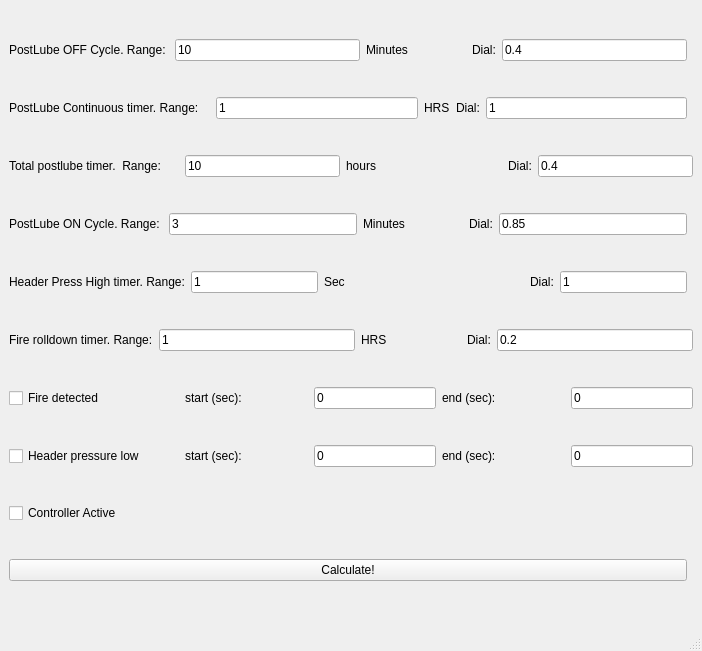
The window that mainwindow.ui (tvb2/Backup_1) describes before a commit, drawn with Qt 5.
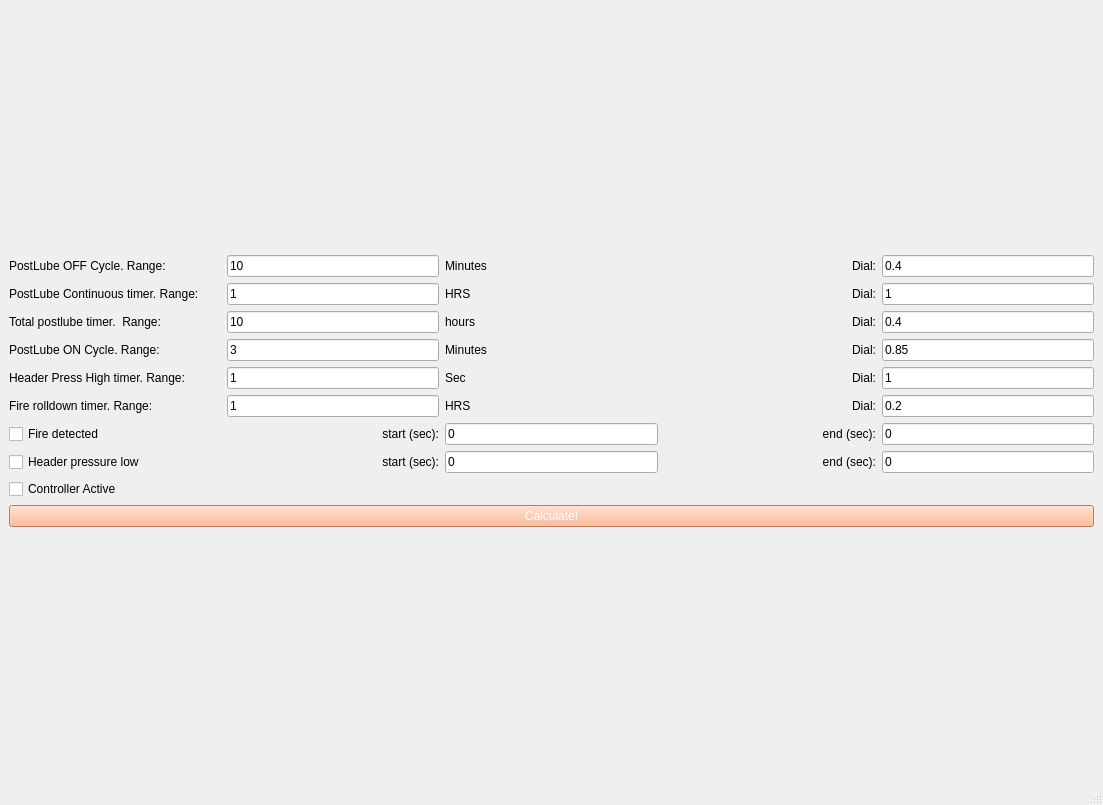
The same window after the commit.

Commit message: ui change items location and button colors

Patch:
```diff
--- a/mainwindow.ui
+++ b/mainwindow.ui
@@ -6,8 +6,8 @@
    <rect>
     <x>0</x>
     <y>0</y>
-    <width>702</width>
-    <height>651</height>
+    <width>1103</width>
+    <height>805</height>
    </rect>
   </property>
   <property name="sizePolicy">
@@ -20,10 +20,31 @@
    <string>Backup system simulation</string>
   </property>
   <widget class="QWidget" name="centralwidget">
+   <layout class="QGridLayout" name="gridLayout_3">
+    <item row="0" column="0">
+     <layout class="QVBoxLayout" name="verticalLayout">
+      <item>
    <layout class="QGridLayout" name="gridLayout">
-    <item row="2" column="0" colspan="2">
-     <layout class="QHBoxLayout" name="horizontalLayout">
-      <item>
+        <item row="0" column="2">
+         <widget class="QLabel" name="label_12">
+          <property name="sizePolicy">
+           <sizepolicy hsizetype="Expanding" vsizetype="Fixed">
+            <horstretch>0</horstretch>
+            <verstretch>0</verstretch>
+           </sizepolicy>
+          </property>
+          <property name="minimumSize">
+           <size>
+            <width>0</width>
+            <height>0</height>
+           </size>
+          </property>
+          <property name="text">
+           <string>Minutes</string>
+          </property>
+         </widget>
+        </item>
+        <item row="2" column="0">
        <widget class="QLabel" name="lblTotalPostlubeTime">
         <property name="sizePolicy">
          <sizepolicy hsizetype="Expanding" vsizetype="Fixed">
@@ -42,84 +63,10 @@
         </property>
        </widget>
       </item>
-      <item>
-       <widget class="QLineEdit" name="totalPostlubeRangeHRS">
-        <property name="sizePolicy">
-         <sizepolicy hsizetype="Expanding" vsizetype="Fixed">
-          <horstretch>0</horstretch>
-          <verstretch>0</verstretch>
-         </sizepolicy>
-        </property>
-        <property name="minimumSize">
-         <size>
-          <width>50</width>
-          <height>0</height>
-         </size>
-        </property>
-        <property name="text">
-         <string>10</string>
-        </property>
-       </widget>
-      </item>
-      <item>
-       <widget class="QLabel" name="lblHoursAnd">
-        <property name="sizePolicy">
-         <sizepolicy hsizetype="Expanding" vsizetype="Fixed">
-          <horstretch>0</horstretch>
-          <verstretch>0</verstretch>
-         </sizepolicy>
-        </property>
-        <property name="minimumSize">
-         <size>
-          <width>100</width>
-          <height>0</height>
-         </size>
-        </property>
-        <property name="text">
-         <string>hours</string>
-        </property>
-       </widget>
-      </item>
-      <item>
-       <widget class="QLabel" name="label_5">
-        <property name="sizePolicy">
-         <sizepolicy hsizetype="Preferred" vsizetype="Fixed">
-          <horstretch>0</horstretch>
-          <verstretch>0</verstretch>
-         </sizepolicy>
-        </property>
-        <property name="text">
-         <string>Dial:</string>
-        </property>
-       </widget>
-      </item>
-      <item>
-       <widget class="QLineEdit" name="totalPostlubeDial">
-        <property name="sizePolicy">
-         <sizepolicy hsizetype="Expanding" vsizetype="Fixed">
-          <horstretch>0</horstretch>
-          <verstretch>0</verstretch>
-         </sizepolicy>
-        </property>
-        <property name="minimumSize">
-         <size>
-          <width>40</width>
-          <height>0</height>
-         </size>
-        </property>
-        <property name="text">
-         <string>0.4</string>
-        </property>
-       </widget>
-      </item>
-     </layout>
-    </item>
     <item row="0" column="0">
-     <layout class="QHBoxLayout" name="horizontalLayout_7">
-      <item>
        <widget class="QLabel" name="label_3">
         <property name="sizePolicy">
-         <sizepolicy hsizetype="Preferred" vsizetype="Fixed">
+           <sizepolicy hsizetype="Expanding" vsizetype="Fixed">
           <horstretch>0</horstretch>
           <verstretch>0</verstretch>
          </sizepolicy>
@@ -129,24 +76,17 @@
         </property>
        </widget>
       </item>
-      <item>
-       <widget class="QLineEdit" name="postLubeOffRangeMin">
-        <property name="text">
-         <string>10</string>
-        </property>
-       </widget>
-      </item>
-      <item>
-       <widget class="QLabel" name="label_12">
+        <item row="3" column="2">
+         <widget class="QLabel" name="label_10">
         <property name="sizePolicy">
-         <sizepolicy hsizetype="Preferred" vsizetype="Fixed">
+           <sizepolicy hsizetype="Expanding" vsizetype="Fixed">
           <horstretch>0</horstretch>
           <verstretch>0</verstretch>
          </sizepolicy>
         </property>
         <property name="minimumSize">
          <size>
-          <width>100</width>
+            <width>0</width>
           <height>0</height>
          </size>
         </property>
@@ -155,223 +95,46 @@
         </property>
        </widget>
       </item>
-      <item>
-       <widget class="QLabel" name="label_13">
+        <item row="2" column="2">
+         <widget class="QLabel" name="lblHoursAnd">
         <property name="sizePolicy">
-         <sizepolicy hsizetype="Preferred" vsizetype="Fixed">
+           <sizepolicy hsizetype="Expanding" vsizetype="Fixed">
           <horstretch>0</horstretch>
           <verstretch>0</verstretch>
          </sizepolicy>
         </property>
+          <property name="minimumSize">
+           <size>
+            <width>0</width>
+            <height>0</height>
+           </size>
+          </property>
         <property name="text">
-         <string>Dial:</string>
+           <string>hours</string>
         </property>
        </widget>
       </item>
-      <item>
+        <item row="0" column="4">
        <widget class="QLineEdit" name="postLubeOffDial">
+          <property name="minimumSize">
+           <size>
+            <width>50</width>
+            <height>0</height>
+           </size>
+          </property>
         <property name="text">
          <string>0.4</string>
         </property>
        </widget>
       </item>
-     </layout>
-    </item>
-    <item row="11" column="0">
-     <widget class="QCheckBox" name="ckBxControllerActive">
+        <item row="2" column="1">
+         <widget class="QLineEdit" name="totalPostlubeRangeHRS">
       <property name="sizePolicy">
        <sizepolicy hsizetype="Expanding" vsizetype="Fixed">
         <horstretch>0</horstretch>
         <verstretch>0</verstretch>
        </sizepolicy>
       </property>
-      <property name="minimumSize">
-       <size>
-        <width>150</width>
-        <height>0</height>
-       </size>
-      </property>
-      <property name="text">
-       <string>Controller Active</string>
-      </property>
-     </widget>
-    </item>
-    <item row="9" column="0" colspan="2">
-     <layout class="QHBoxLayout" name="horizontalLayout_2">
-      <item>
-       <widget class="QCheckBox" name="ckBxFireDetected">
-        <property name="sizePolicy">
-         <sizepolicy hsizetype="Expanding" vsizetype="Fixed">
-          <horstretch>0</horstretch>
-          <verstretch>0</verstretch>
-         </sizepolicy>
-        </property>
-        <property name="minimumSize">
-         <size>
-          <width>170</width>
-          <height>0</height>
-         </size>
-        </property>
-        <property name="text">
-         <string>Fire detected</string>
-        </property>
-       </widget>
-      </item>
-      <item>
-       <widget class="QLabel" name="lblStartSec">
-        <property name="sizePolicy">
-         <sizepolicy hsizetype="Expanding" vsizetype="Fixed">
-          <horstretch>0</horstretch>
-          <verstretch>0</verstretch>
-         </sizepolicy>
-        </property>
-        <property name="minimumSize">
-         <size>
-          <width>100</width>
-          <height>0</height>
-         </size>
-        </property>
-        <property name="text">
-         <string>start (sec):</string>
-        </property>
-       </widget>
-      </item>
-      <item>
-       <widget class="QLineEdit" name="time1Fire">
-        <property name="sizePolicy">
-         <sizepolicy hsizetype="Expanding" vsizetype="Fixed">
-          <horstretch>0</horstretch>
-          <verstretch>0</verstretch>
-         </sizepolicy>
-        </property>
-        <property name="minimumSize">
-         <size>
-          <width>40</width>
-          <height>0</height>
-         </size>
-        </property>
-        <property name="text">
-         <string>0</string>
-        </property>
-        <property name="alignment">
-         <set>Qt::AlignLeading|Qt::AlignLeft|Qt::AlignVCenter</set>
-        </property>
-       </widget>
-      </item>
-      <item>
-       <widget class="QLabel" name="lblEndSec">
-        <property name="sizePolicy">
-         <sizepolicy hsizetype="Expanding" vsizetype="Fixed">
-          <horstretch>0</horstretch>
-          <verstretch>0</verstretch>
-         </sizepolicy>
-        </property>
-        <property name="minimumSize">
-         <size>
-          <width>100</width>
-          <height>0</height>
-         </size>
-        </property>
-        <property name="text">
-         <string>end (sec):</string>
-        </property>
-       </widget>
-      </item>
-      <item>
-       <widget class="QLineEdit" name="time2Fire">
-        <property name="sizePolicy">
-         <sizepolicy hsizetype="Expanding" vsizetype="Fixed">
-          <horstretch>0</horstretch>
-          <verstretch>0</verstretch>
-         </sizepolicy>
-        </property>
-        <property name="minimumSize">
-         <size>
-          <width>40</width>
-          <height>0</height>
-         </size>
-        </property>
-        <property name="text">
-         <string>0</string>
-        </property>
-       </widget>
-      </item>
-     </layout>
-    </item>
-    <item row="1" column="0">
-     <layout class="QHBoxLayout" name="horizontalLayout_6">
-      <item>
-       <widget class="QLabel" name="label_4">
-        <property name="sizePolicy">
-         <sizepolicy hsizetype="Expanding" vsizetype="Fixed">
-          <horstretch>0</horstretch>
-          <verstretch>0</verstretch>
-         </sizepolicy>
-        </property>
-        <property name="text">
-         <string>PostLube Continuous timer. Range: </string>
-        </property>
-       </widget>
-      </item>
-      <item>
-       <widget class="QLineEdit" name="postLubeContRangeHRS">
-        <property name="text">
-         <string>1</string>
-        </property>
-       </widget>
-      </item>
-      <item>
-       <widget class="QLabel" name="label_8">
-        <property name="sizePolicy">
-         <sizepolicy hsizetype="Preferred" vsizetype="Fixed">
-          <horstretch>0</horstretch>
-          <verstretch>0</verstretch>
-         </sizepolicy>
-        </property>
-        <property name="text">
-         <string>HRS</string>
-        </property>
-       </widget>
-      </item>
-      <item>
-       <widget class="QLabel" name="label_9">
-        <property name="sizePolicy">
-         <sizepolicy hsizetype="Preferred" vsizetype="Fixed">
-          <horstretch>0</horstretch>
-          <verstretch>0</verstretch>
-         </sizepolicy>
-        </property>
-        <property name="text">
-         <string>Dial:</string>
-        </property>
-       </widget>
-      </item>
-      <item>
-       <widget class="QLineEdit" name="postLubeContDial">
-        <property name="text">
-         <string>1</string>
-        </property>
-       </widget>
-      </item>
-     </layout>
-    </item>
-    <item row="5" column="0" colspan="2">
-     <layout class="QHBoxLayout" name="horizontalLayout_4">
-      <item>
-       <widget class="QLabel" name="label">
-        <property name="sizePolicy">
-         <sizepolicy hsizetype="Preferred" vsizetype="Fixed">
-          <horstretch>0</horstretch>
-          <verstretch>0</verstretch>
-         </sizepolicy>
-        </property>
-        <property name="text">
-         <string>Fire rolldown timer. Range:</string>
-        </property>
-       </widget>
-      </item>
-      <item>
-       <widget class="QLineEdit" name="rollDownTimeRangeHRS">
         <property name="minimumSize">
          <size>
           <width>50</width>
@@ -379,61 +142,11 @@
          </size>
         </property>
         <property name="text">
-         <string>1</string>
-        </property>
-       </widget>
-      </item>
-      <item>
-       <widget class="QLabel" name="label_7">
-        <property name="sizePolicy">
-         <sizepolicy hsizetype="Preferred" vsizetype="Fixed">
-          <horstretch>0</horstretch>
-          <verstretch>0</verstretch>
-         </sizepolicy>
-        </property>
-        <property name="minimumSize">
-         <size>
-          <width>100</width>
-          <height>0</height>
-         </size>
-        </property>
-        <property name="text">
-         <string>HRS</string>
-        </property>
-       </widget>
-      </item>
-      <item>
-       <widget class="QLabel" name="label_6">
-        <property name="sizePolicy">
-         <sizepolicy hsizetype="Preferred" vsizetype="Fixed">
-          <horstretch>0</horstretch>
-          <verstretch>0</verstretch>
-         </sizepolicy>
-        </property>
-        <property name="text">
-         <string>Dial:</string>
-        </property>
-       </widget>
-      </item>
-      <item>
-       <widget class="QLineEdit" name="rollDownTimeDial">
-        <property name="text">
-         <string>0.2</string>
-        </property>
-       </widget>
-      </item>
-     </layout>
-    </item>
-    <item row="12" column="0">
-     <widget class="QPushButton" name="btnCalculate">
-      <property name="text">
-       <string>Calculate!</string>
+           <string>10</string>
       </property>
      </widget>
     </item>
     <item row="3" column="0">
-     <layout class="QHBoxLayout" name="horizontalLayout_5">
-      <item>
        <widget class="QLabel" name="label_2">
         <property name="sizePolicy">
          <sizepolicy hsizetype="Preferred" vsizetype="Fixed">
@@ -446,51 +159,346 @@
         </property>
        </widget>
       </item>
-      <item>
+        <item row="4" column="0">
+         <widget class="QLabel" name="label_14">
+          <property name="sizePolicy">
+           <sizepolicy hsizetype="Preferred" vsizetype="Fixed">
+            <horstretch>0</horstretch>
+            <verstretch>0</verstretch>
+           </sizepolicy>
+          </property>
+          <property name="text">
+           <string>Header Press High timer. Range:</string>
+          </property>
+         </widget>
+        </item>
+        <item row="3" column="1">
        <widget class="QLineEdit" name="postLubeONRangeMinutes">
         <property name="text">
          <string>3</string>
         </property>
        </widget>
       </item>
-      <item>
-       <widget class="QLabel" name="label_10">
+        <item row="0" column="1">
+         <widget class="QLineEdit" name="postLubeOffRangeMin">
+          <property name="text">
+           <string>10</string>
+          </property>
+         </widget>
+        </item>
+        <item row="4" column="2">
+         <widget class="QLabel" name="label_15">
+          <property name="sizePolicy">
+           <sizepolicy hsizetype="Expanding" vsizetype="Fixed">
+            <horstretch>0</horstretch>
+            <verstretch>0</verstretch>
+           </sizepolicy>
+          </property>
+          <property name="minimumSize">
+           <size>
+            <width>0</width>
+            <height>0</height>
+           </size>
+          </property>
+          <property name="text">
+           <string>Sec</string>
+          </property>
+         </widget>
+        </item>
+        <item row="5" column="1">
+         <widget class="QLineEdit" name="rollDownTimeRangeHRS">
+          <property name="minimumSize">
+           <size>
+            <width>50</width>
+            <height>0</height>
+           </size>
+          </property>
+          <property name="text">
+           <string>1</string>
+          </property>
+         </widget>
+        </item>
+        <item row="5" column="0">
+         <widget class="QLabel" name="label">
         <property name="sizePolicy">
          <sizepolicy hsizetype="Preferred" vsizetype="Fixed">
           <horstretch>0</horstretch>
           <verstretch>0</verstretch>
          </sizepolicy>
         </property>
+          <property name="text">
+           <string>Fire rolldown timer. Range:</string>
+          </property>
+         </widget>
+        </item>
+        <item row="1" column="2">
+         <widget class="QLabel" name="label_8">
+          <property name="sizePolicy">
+           <sizepolicy hsizetype="Expanding" vsizetype="Fixed">
+            <horstretch>0</horstretch>
+            <verstretch>0</verstretch>
+           </sizepolicy>
+          </property>
         <property name="minimumSize">
          <size>
-          <width>100</width>
+            <width>0</width>
           <height>0</height>
          </size>
         </property>
         <property name="text">
-         <string>Minutes</string>
+           <string>HRS</string>
         </property>
        </widget>
       </item>
-      <item>
+        <item row="3" column="3">
        <widget class="QLabel" name="label_11">
+          <property name="sizePolicy">
+           <sizepolicy hsizetype="Expanding" vsizetype="Preferred">
+            <horstretch>0</horstretch>
+            <verstretch>0</verstretch>
+           </sizepolicy>
+          </property>
+          <property name="layoutDirection">
+           <enum>Qt::LeftToRight</enum>
+          </property>
         <property name="text">
          <string>Dial:</string>
         </property>
-       </widget>
-      </item>
-      <item>
+          <property name="alignment">
+           <set>Qt::AlignRight|Qt::AlignTrailing|Qt::AlignVCenter</set>
+          </property>
+         </widget>
+        </item>
+        <item row="5" column="3">
+         <widget class="QLabel" name="label_6">
+          <property name="sizePolicy">
+           <sizepolicy hsizetype="Expanding" vsizetype="Fixed">
+            <horstretch>0</horstretch>
+            <verstretch>0</verstretch>
+           </sizepolicy>
+          </property>
+          <property name="layoutDirection">
+           <enum>Qt::LeftToRight</enum>
+          </property>
+          <property name="text">
+           <string>Dial:</string>
+          </property>
+          <property name="alignment">
+           <set>Qt::AlignRight|Qt::AlignTrailing|Qt::AlignVCenter</set>
+          </property>
+         </widget>
+        </item>
+        <item row="2" column="4">
+         <widget class="QLineEdit" name="totalPostlubeDial">
+          <property name="sizePolicy">
+           <sizepolicy hsizetype="Expanding" vsizetype="Fixed">
+            <horstretch>0</horstretch>
+            <verstretch>0</verstretch>
+           </sizepolicy>
+          </property>
+          <property name="minimumSize">
+           <size>
+            <width>50</width>
+            <height>0</height>
+           </size>
+          </property>
+          <property name="text">
+           <string>0.4</string>
+          </property>
+         </widget>
+        </item>
+        <item row="5" column="4">
+         <widget class="QLineEdit" name="rollDownTimeDial">
+          <property name="minimumSize">
+           <size>
+            <width>50</width>
+            <height>0</height>
+           </size>
+          </property>
+          <property name="text">
+           <string>0.2</string>
+          </property>
+         </widget>
+        </item>
+        <item row="4" column="3">
+         <widget class="QLabel" name="label_16">
+          <property name="sizePolicy">
+           <sizepolicy hsizetype="Expanding" vsizetype="Fixed">
+            <horstretch>0</horstretch>
+            <verstretch>0</verstretch>
+           </sizepolicy>
+          </property>
+          <property name="layoutDirection">
+           <enum>Qt::LeftToRight</enum>
+          </property>
+          <property name="text">
+           <string>Dial:</string>
+          </property>
+          <property name="alignment">
+           <set>Qt::AlignRight|Qt::AlignTrailing|Qt::AlignVCenter</set>
+          </property>
+         </widget>
+        </item>
+        <item row="3" column="4">
        <widget class="QLineEdit" name="postLubeOnDial">
+          <property name="minimumSize">
+           <size>
+            <width>50</width>
+            <height>0</height>
+           </size>
+          </property>
         <property name="text">
          <string>0.85</string>
         </property>
        </widget>
       </item>
-     </layout>
-    </item>
-    <item row="10" column="0" colspan="2">
-     <layout class="QHBoxLayout" name="horizontalLayout_3">
+        <item row="4" column="1">
+         <widget class="QLineEdit" name="headerHighRangeSec">
+          <property name="text">
+           <string>1</string>
+          </property>
+         </widget>
+        </item>
+        <item row="1" column="4">
+         <widget class="QLineEdit" name="postLubeContDial">
+          <property name="minimumSize">
+           <size>
+            <width>50</width>
+            <height>0</height>
+           </size>
+          </property>
+          <property name="text">
+           <string>1</string>
+          </property>
+         </widget>
+        </item>
+        <item row="1" column="0">
+         <widget class="QLabel" name="label_4">
+          <property name="sizePolicy">
+           <sizepolicy hsizetype="Expanding" vsizetype="Fixed">
+            <horstretch>0</horstretch>
+            <verstretch>0</verstretch>
+           </sizepolicy>
+          </property>
+          <property name="text">
+           <string>PostLube Continuous timer. Range: </string>
+          </property>
+         </widget>
+        </item>
+        <item row="1" column="1">
+         <widget class="QLineEdit" name="postLubeContRangeHRS">
+          <property name="text">
+           <string>1</string>
+          </property>
+         </widget>
+        </item>
+        <item row="4" column="4">
+         <widget class="QLineEdit" name="headerHighDial">
+          <property name="minimumSize">
+           <size>
+            <width>50</width>
+            <height>0</height>
+           </size>
+          </property>
+          <property name="text">
+           <string>1</string>
+          </property>
+         </widget>
+        </item>
+        <item row="1" column="3">
+         <widget class="QLabel" name="label_9">
+          <property name="sizePolicy">
+           <sizepolicy hsizetype="Expanding" vsizetype="Fixed">
+            <horstretch>0</horstretch>
+            <verstretch>0</verstretch>
+           </sizepolicy>
+          </property>
+          <property name="layoutDirection">
+           <enum>Qt::LeftToRight</enum>
+          </property>
+          <property name="text">
+           <string>Dial:</string>
+          </property>
+          <property name="alignment">
+           <set>Qt::AlignRight|Qt::AlignTrailing|Qt::AlignVCenter</set>
+          </property>
+         </widget>
+        </item>
+        <item row="0" column="3">
+         <widget class="QLabel" name="label_13">
+          <property name="sizePolicy">
+           <sizepolicy hsizetype="Expanding" vsizetype="Fixed">
+            <horstretch>0</horstretch>
+            <verstretch>0</verstretch>
+           </sizepolicy>
+          </property>
+          <property name="layoutDirection">
+           <enum>Qt::LeftToRight</enum>
+          </property>
+          <property name="text">
+           <string>Dial:</string>
+          </property>
+          <property name="alignment">
+           <set>Qt::AlignRight|Qt::AlignTrailing|Qt::AlignVCenter</set>
+          </property>
+         </widget>
+        </item>
+        <item row="5" column="2">
+         <widget class="QLabel" name="label_7">
+          <property name="sizePolicy">
+           <sizepolicy hsizetype="Expanding" vsizetype="Fixed">
+            <horstretch>0</horstretch>
+            <verstretch>0</verstretch>
+           </sizepolicy>
+          </property>
+          <property name="minimumSize">
+           <size>
+            <width>0</width>
+            <height>0</height>
+           </size>
+          </property>
+          <property name="text">
+           <string>HRS</string>
+          </property>
+         </widget>
+        </item>
+        <item row="2" column="3">
+         <widget class="QLabel" name="label_5">
+          <property name="sizePolicy">
+           <sizepolicy hsizetype="Expanding" vsizetype="Fixed">
+            <horstretch>0</horstretch>
+            <verstretch>0</verstretch>
+           </sizepolicy>
+          </property>
+          <property name="layoutDirection">
+           <enum>Qt::LeftToRight</enum>
+          </property>
+          <property name="text">
+           <string>Dial:</string>
+          </property>
+          <property name="alignment">
+           <set>Qt::AlignRight|Qt::AlignTrailing|Qt::AlignVCenter</set>
+          </property>
+         </widget>
+        </item>
+       </layout>
+      </item>
       <item>
+       <layout class="QGridLayout" name="gridLayout_2">
+        <item row="1" column="2">
+         <widget class="QLineEdit" name="time1Header">
+          <property name="sizePolicy">
+           <sizepolicy hsizetype="Expanding" vsizetype="Fixed">
+            <horstretch>0</horstretch>
+            <verstretch>0</verstretch>
+           </sizepolicy>
+          </property>
+          <property name="text">
+           <string>0</string>
+          </property>
+         </widget>
+        </item>
+        <item row="1" column="0">
        <widget class="QCheckBox" name="ckBxHeaderLo">
         <property name="sizePolicy">
          <sizepolicy hsizetype="Expanding" vsizetype="Fixed">
@@ -509,58 +517,7 @@
         </property>
        </widget>
       </item>
-      <item>
-       <widget class="QLabel" name="lblStartSec_2">
-        <property name="sizePolicy">
-         <sizepolicy hsizetype="Expanding" vsizetype="Fixed">
-          <horstretch>0</horstretch>
-          <verstretch>0</verstretch>
-         </sizepolicy>
-        </property>
-        <property name="minimumSize">
-         <size>
-          <width>100</width>
-          <height>0</height>
-         </size>
-        </property>
-        <property name="text">
-         <string>start (sec):</string>
-        </property>
-       </widget>
-      </item>
-      <item>
-       <widget class="QLineEdit" name="time1Header">
-        <property name="sizePolicy">
-         <sizepolicy hsizetype="Expanding" vsizetype="Fixed">
-          <horstretch>0</horstretch>
-          <verstretch>0</verstretch>
-         </sizepolicy>
-        </property>
-        <property name="text">
-         <string>0</string>
-        </property>
-       </widget>
-      </item>
-      <item>
-       <widget class="QLabel" name="lblEndSec_2">
-        <property name="sizePolicy">
-         <sizepolicy hsizetype="Expanding" vsizetype="Fixed">
-          <horstretch>0</horstretch>
-          <verstretch>0</verstretch>
-         </sizepolicy>
-        </property>
-        <property name="minimumSize">
-         <size>
-          <width>100</width>
-          <height>0</height>
-         </size>
-        </property>
-        <property name="text">
-         <string>end (sec):</string>
-        </property>
-       </widget>
-      </item>
-      <item>
+        <item row="1" column="4">
        <widget class="QLineEdit" name="time2Header">
         <property name="sizePolicy">
          <sizepolicy hsizetype="Expanding" vsizetype="Fixed">
@@ -573,66 +530,183 @@
         </property>
        </widget>
       </item>
-     </layout>
-    </item>
-    <item row="4" column="0">
-     <layout class="QHBoxLayout" name="horizontalLayout_8">
+        <item row="0" column="0">
+         <widget class="QCheckBox" name="ckBxFireDetected">
+          <property name="sizePolicy">
+           <sizepolicy hsizetype="Expanding" vsizetype="Fixed">
+            <horstretch>0</horstretch>
+            <verstretch>0</verstretch>
+           </sizepolicy>
+          </property>
+          <property name="minimumSize">
+           <size>
+            <width>0</width>
+            <height>0</height>
+           </size>
+          </property>
+          <property name="text">
+           <string>Fire detected</string>
+          </property>
+         </widget>
+        </item>
+        <item row="1" column="3">
+         <widget class="QLabel" name="lblEndSec_2">
+          <property name="sizePolicy">
+           <sizepolicy hsizetype="Expanding" vsizetype="Fixed">
+            <horstretch>0</horstretch>
+            <verstretch>0</verstretch>
+           </sizepolicy>
+          </property>
+          <property name="minimumSize">
+           <size>
+            <width>0</width>
+            <height>0</height>
+           </size>
+          </property>
+          <property name="text">
+           <string>end (sec):</string>
+          </property>
+          <property name="alignment">
+           <set>Qt::AlignRight|Qt::AlignTrailing|Qt::AlignVCenter</set>
+          </property>
+         </widget>
+        </item>
+        <item row="0" column="3">
+         <widget class="QLabel" name="lblEndSec">
+          <property name="sizePolicy">
+           <sizepolicy hsizetype="Expanding" vsizetype="Fixed">
+            <horstretch>0</horstretch>
+            <verstretch>0</verstretch>
+           </sizepolicy>
+          </property>
+          <property name="minimumSize">
+           <size>
+            <width>0</width>
+            <height>0</height>
+           </size>
+          </property>
+          <property name="text">
+           <string>end (sec):</string>
+          </property>
+          <property name="alignment">
+           <set>Qt::AlignRight|Qt::AlignTrailing|Qt::AlignVCenter</set>
+          </property>
+         </widget>
+        </item>
+        <item row="1" column="1">
+         <widget class="QLabel" name="lblStartSec_2">
+          <property name="sizePolicy">
+           <sizepolicy hsizetype="Expanding" vsizetype="Fixed">
+            <horstretch>0</horstretch>
+            <verstretch>0</verstretch>
+           </sizepolicy>
+          </property>
+          <property name="minimumSize">
+           <size>
+            <width>0</width>
+            <height>0</height>
+           </size>
+          </property>
+          <property name="text">
+           <string>start (sec):</string>
+          </property>
+          <property name="alignment">
+           <set>Qt::AlignRight|Qt::AlignTrailing|Qt::AlignVCenter</set>
+          </property>
+         </widget>
+        </item>
+        <item row="0" column="1">
+         <widget class="QLabel" name="lblStartSec">
+          <property name="sizePolicy">
+           <sizepolicy hsizetype="Expanding" vsizetype="Fixed">
+            <horstretch>0</horstretch>
+            <verstretch>0</verstretch>
+           </sizepolicy>
+          </property>
+          <property name="minimumSize">
+           <size>
+            <width>0</width>
+            <height>0</height>
+           </size>
+          </property>
+          <property name="text">
+           <string>start (sec):</string>
+          </property>
+          <property name="alignment">
+           <set>Qt::AlignRight|Qt::AlignTrailing|Qt::AlignVCenter</set>
+          </property>
+         </widget>
+        </item>
+        <item row="0" column="4">
+         <widget class="QLineEdit" name="time2Fire">
+          <property name="sizePolicy">
+           <sizepolicy hsizetype="Expanding" vsizetype="Fixed">
+            <horstretch>0</horstretch>
+            <verstretch>0</verstretch>
+           </sizepolicy>
+          </property>
+          <property name="minimumSize">
+           <size>
+            <width>0</width>
+            <height>0</height>
+           </size>
+          </property>
+          <property name="text">
+           <string>0</string>
+          </property>
+         </widget>
+        </item>
+        <item row="0" column="2">
+         <widget class="QLineEdit" name="time1Fire">
+          <property name="sizePolicy">
+           <sizepolicy hsizetype="Expanding" vsizetype="Fixed">
+            <horstretch>0</horstretch>
+            <verstretch>0</verstretch>
+           </sizepolicy>
+          </property>
+          <property name="minimumSize">
+           <size>
+            <width>0</width>
+            <height>0</height>
+           </size>
+          </property>
+          <property name="text">
+           <string>0</string>
+          </property>
+          <property name="alignment">
+           <set>Qt::AlignLeading|Qt::AlignLeft|Qt::AlignVCenter</set>
+          </property>
+         </widget>
+        </item>
+       </layout>
+      </item>
       <item>
-       <widget class="QLabel" name="label_14">
+       <widget class="QCheckBox" name="ckBxControllerActive">
         <property name="sizePolicy">
-         <sizepolicy hsizetype="Preferred" vsizetype="Fixed">
-          <horstretch>0</horstretch>
-          <verstretch>0</verstretch>
-         </sizepolicy>
-        </property>
-        <property name="text">
-         <string>Header Press High timer. Range:</string>
-        </property>
-       </widget>
-      </item>
-      <item>
-       <widget class="QLineEdit" name="headerHighRangeSec">
-        <property name="text">
-         <string>1</string>
-        </property>
-       </widget>
-      </item>
-      <item>
-       <widget class="QLabel" name="label_15">
-        <property name="sizePolicy">
-         <sizepolicy hsizetype="Preferred" vsizetype="Fixed">
+         <sizepolicy hsizetype="Expanding" vsizetype="Fixed">
           <horstretch>0</horstretch>
           <verstretch>0</verstretch>
          </sizepolicy>
         </property>
         <property name="minimumSize">
          <size>
-          <width>200</width>
+          <width>150</width>
           <height>0</height>
          </size>
         </property>
         <property name="text">
-         <string>Sec</string>
+         <string>Controller Active</string>
         </property>
        </widget>
       </item>
       <item>
-       <widget class="QLabel" name="label_16">
-        <property name="sizePolicy">
-         <sizepolicy hsizetype="Preferred" vsizetype="Fixed">
-          <horstretch>0</horstretch>
-          <verstretch>0</verstretch>
-         </sizepolicy>
+       <widget class="QPushButton" name="btnCalculate">
+        <property name="styleSheet">
+         <string notr="true">background-color: rgb(255, 170, 127);
+color: rgb(255, 255, 255)</string>
         </property>
         <property name="text">
-         <string>Dial:</string>
-        </property>
-       </widget>
-      </item>
-      <item>
-       <widget class="QLineEdit" name="headerHighDial">
-        <property name="text">
-         <string>1</string>
+         <string>Calculate!</string>
         </property>
        </widget>
       </item>
```
Left out of the diff: 2 changed lines with no effect on the pictures. Lines whose indentation alone changed are shown as unchanged. The commit also changes 2 other files.
